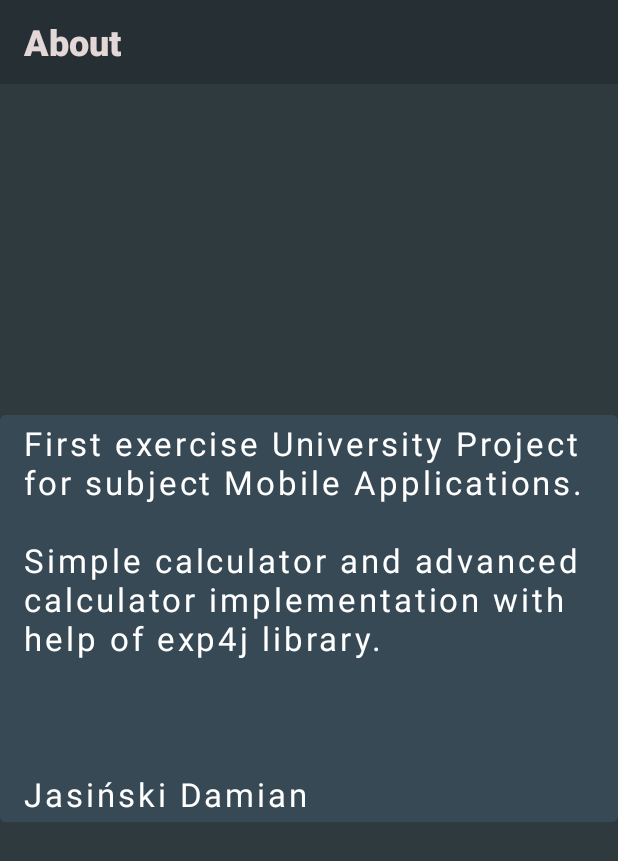
After one commit to damianjasinski/AndroidCalc, an Android app: the AboutActivity screen opened directly, with no data from a screen before it, on a phone screen of 412 x 824 dp. The commit adds this screen. Shown: the top 861 px of the screen. Run offline under Robolectric (Android 15) with nearby library versions, the phone set to English and light mode, and no system bars.

Commit message:
Add about activity (both orientations)

```diff
--- a/app/src/main/AndroidManifest.xml
+++ b/app/src/main/AndroidManifest.xml
@@ -1,6 +1,6 @@
 <?xml version="1.0" encoding="utf-8"?>
 <manifest xmlns:android="http://schemas.android.com/apk/res/android"
-    package="com.example.calc" >
+    package="com.example.calc">
 
     <application
         android:allowBackup="true"
@@ -8,20 +8,26 @@
         android:label="@string/app_name"
         android:roundIcon="@mipmap/ic_launcher_round"
         android:supportsRtl="true"
-        android:theme="@style/Theme.Calc" >
+        android:theme="@style/Theme.Calc">
+        <activity
+            android:name=".AboutActivity"
+            android:exported="false" />
         <activity
             android:name=".SimpleCalcActivity"
-            android:exported="false"
-            />
+            android:exported="false" />
         <activity
             android:name=".MainMenuActivity"
-            android:exported="true" >
+            android:exported="true">
             <intent-filter>
                 <action android:name="android.intent.action.MAIN" />
 
                 <category android:name="android.intent.category.LAUNCHER" />
             </intent-filter>
         </activity>
+
+        <meta-data
+            android:name="preloaded_fonts"
+            android:resource="@array/preloaded_fonts" />
     </application>
 
 </manifest>
--- /dev/null
+++ b/app/src/main/java/com/example/calc/AboutActivity.java
@@ -0,0 +1,14 @@
+package com.example.calc;
+
+import androidx.appcompat.app.AppCompatActivity;
+
+import android.os.Bundle;
+
+public class AboutActivity extends AppCompatActivity {
+
+    @Override
+    protected void onCreate(Bundle savedInstanceState) {
+        super.onCreate(savedInstanceState);
+        setContentView(R.layout.activity_about);
+    }
+}
--- /dev/null
+++ b/app/src/main/res/layout-land/activity_about.xml
@@ -0,0 +1,55 @@
+<?xml version="1.0" encoding="utf-8"?>
+<androidx.constraintlayout.widget.ConstraintLayout xmlns:android="http://schemas.android.com/apk/res/android"
+    xmlns:app="http://schemas.android.com/apk/res-auto"
+    xmlns:tools="http://schemas.android.com/tools"
+    android:layout_width="match_parent"
+    android:layout_height="match_parent"
+    android:background="#FFFFFF"
+    android:backgroundTint="#2F3A3E"
+    android:focusable="false"
+    android:textAlignment="viewStart"
+    tools:context=".AboutActivity">
+
+    <androidx.appcompat.widget.Toolbar
+        android:id="@+id/toolbar"
+        android:layout_width="match_parent"
+        android:layout_height="wrap_content"
+        android:background="#262F33"
+        android:minHeight="?attr/actionBarSize"
+        app:layout_constraintBottom_toBottomOf="parent"
+        app:layout_constraintTop_toTopOf="parent"
+        app:layout_constraintVertical_bias="0.0">
+
+        <TextView
+            android:layout_width="wrap_content"
+            android:layout_height="wrap_content"
+            android:fontFamily="sans-serif-black"
+            android:gravity="center_vertical"
+            android:text="@string/About"
+            android:textColor="#E3D7D7"
+            android:textSize="24sp"
+            tools:layout_editor_absoluteX="20dp"
+            tools:layout_editor_absoluteY="14dp" />
+
+    </androidx.appcompat.widget.Toolbar>
+
+    <Button
+        android:id="@+id/simpleCalcBtn2"
+        android:layout_width="0dp"
+        android:layout_height="wrap_content"
+        android:backgroundTint="#374955"
+        android:contextClickable="false"
+        android:enabled="false"
+        android:fontFamily="sans-serif"
+        android:text="@string/AboutDescrpition"
+        android:textAlignment="viewStart"
+        android:textAllCaps="false"
+        android:textColor="#FFFFFF"
+        android:textSize="21sp"
+        android:textStyle="normal"
+        app:layout_constraintBottom_toBottomOf="parent"
+        app:layout_constraintEnd_toEndOf="parent"
+        app:layout_constraintStart_toStartOf="parent"
+        app:layout_constraintTop_toTopOf="parent"
+        app:layout_constraintVertical_bias="0.7" />
+</androidx.constraintlayout.widget.ConstraintLayout>
--- /dev/null
+++ b/app/src/main/res/layout/activity_about.xml
@@ -0,0 +1,54 @@
+<?xml version="1.0" encoding="utf-8"?>
+<androidx.constraintlayout.widget.ConstraintLayout xmlns:android="http://schemas.android.com/apk/res/android"
+    xmlns:app="http://schemas.android.com/apk/res-auto"
+    xmlns:tools="http://schemas.android.com/tools"
+    android:layout_width="match_parent"
+    android:layout_height="match_parent"
+    android:background="#FFFFFF"
+    android:backgroundTint="#2F3A3E"
+    android:focusable="false"
+    android:textAlignment="viewStart"
+    tools:context=".AboutActivity">
+
+    <androidx.appcompat.widget.Toolbar
+        android:id="@+id/toolbar"
+        android:layout_width="match_parent"
+        android:layout_height="wrap_content"
+        android:background="#262F33"
+        android:minHeight="?attr/actionBarSize"
+        app:layout_constraintBottom_toBottomOf="parent"
+        app:layout_constraintTop_toTopOf="parent"
+        app:layout_constraintVertical_bias="0.0">
+
+        <TextView
+            android:layout_width="wrap_content"
+            android:layout_height="wrap_content"
+            android:fontFamily="sans-serif-black"
+            android:gravity="center_vertical"
+            android:text="@string/About"
+            android:textColor="#E3D7D7"
+            android:textSize="24sp"
+            tools:layout_editor_absoluteX="20dp"
+            tools:layout_editor_absoluteY="14dp" />
+
+    </androidx.appcompat.widget.Toolbar>
+
+    <Button
+        android:id="@+id/simpleCalcBtn2"
+        android:layout_width="0dp"
+        android:layout_height="wrap_content"
+        android:backgroundTint="#374955"
+        android:contextClickable="false"
+        android:enabled="false"
+        android:fontFamily="sans-serif"
+        android:text="@string/AboutDescrpition"
+        android:textAlignment="viewStart"
+        android:textAllCaps="false"
+        android:textColor="#FFFFFF"
+        android:textSize="22sp"
+        android:textStyle="normal"
+        app:layout_constraintBottom_toBottomOf="parent"
+        app:layout_constraintEnd_toEndOf="parent"
+        app:layout_constraintStart_toStartOf="parent"
+        app:layout_constraintTop_toTopOf="parent" />
+</androidx.constraintlayout.widget.ConstraintLayout>
--- a/app/src/main/res/values/strings.xml
+++ b/app/src/main/res/values/strings.xml
@@ -23,6 +23,7 @@
     <string name="SimpleCalc">Simple Calc</string>
     <string name="AdvancedCalc">Advanced Calc</string>
     <string name="About">About</string>
+    <string name="AboutDescrpition">First exercise University Project for subject Mobile Applications. \n \nSimple calculator and advanced calculator implementation with help of exp4j library.\n\n\n\nJasiński Damian</string>
 
 
 </resources>
```
